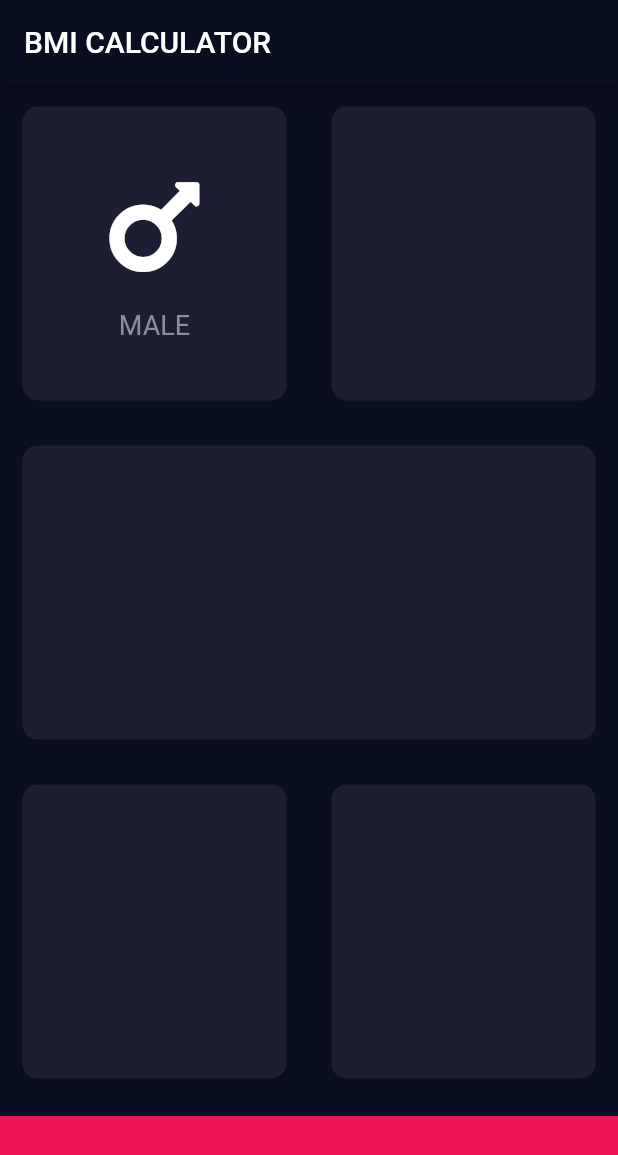
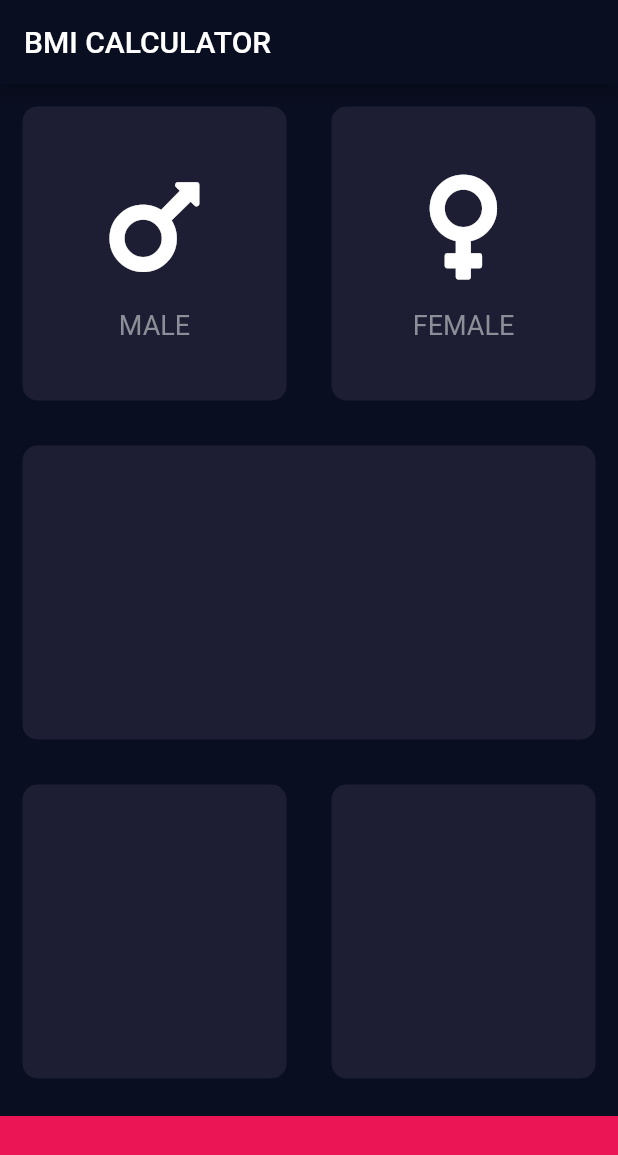
Before and after one commit to kuppylee/BMI-Calculator, a Flutter app: the screen it shows after launch, on a phone screen of 412 x 824 dp. Shown: the top 1155 px of the screen. Run offline on Flutter 3.47's test engine with Material 2 defaults, Android fonts, the phone set to English and light mode, and no system bars; our stand-ins replace font_awesome_flutter; missing offline and left inert: dart:ffi.

Commit message:
Seperated the reusable widgets in to their own seperate dart file

```diff
--- /dev/null
+++ b/bmi-calculator-flutter-master/lib/icon_content.dart
@@ -0,0 +1,33 @@
+
+import 'package:flutter/material.dart';
+
+class IconContent extends StatelessWidget {
+  final IconData icon;
+  final String label;
+  static const labelTextStyle = TextStyle(
+  fontSize: 18.0,
+  color: Color(0xFF8D8E98),
+  );
+  IconContent({ @required this.icon, @required this.label
+  });
+
+  @override
+  Widget build(BuildContext context) {
+    return Column(
+      mainAxisAlignment: MainAxisAlignment.center,
+      children: [
+        Icon(icon,
+          size: 80.0,
+        ),
+        SizedBox(
+          height: 15.0,
+        ),
+        Text(label,
+          style: labelTextStyle,
+
+        ),
+
+      ],
+    );
+  }
+}
--- a/bmi-calculator-flutter-master/lib/input_page.dart
+++ b/bmi-calculator-flutter-master/lib/input_page.dart
@@ -2,6 +2,8 @@ import 'dart:ffi';
 
 import 'package:flutter/material.dart';
 import 'package:font_awesome_flutter/font_awesome_flutter.dart';
+import 'icon_content.dart';
+import 'reusable_card.dart';
 
 const double bottomContainerHeight = 80.0;
 const Color reusableCardColor = Color(0XFF1D1E33);
@@ -26,28 +28,13 @@ class _InputPageState extends State<InputPage> {
             children: [
               Expanded(
                 child: ReusableCard(colour: reusableCardColor,
-                  cardChild: Column(
-                    mainAxisAlignment: MainAxisAlignment.center,
-                    children: [
-                      Icon(FontAwesomeIcons.mars,
-                        size: 80.0,
-                      ),
-                      SizedBox(
-                        height: 15.0,
-                      ),
-                      Text('MALE',
-                        style: TextStyle(
-                          fontSize: 18.0,
-                          color: Color(0xFF8D8E98),
-                        )
-                      ),
-
-                    ],
-                  ),
+                  cardChild: IconContent(icon: FontAwesomeIcons.mars,label: 'MALE',),
                 ),
               ),
               Expanded(
-                  child: ReusableCard(colour: reusableCardColor,),
+                  child: ReusableCard(colour: reusableCardColor,
+                    cardChild: IconContent(icon: FontAwesomeIcons.venus, label: 'FEMALE',),
+                  ),
               ),
             ],
           ),
@@ -88,22 +75,3 @@ class _InputPageState extends State<InputPage> {
 //     );
 //   }
 }
-
-class ReusableCard extends StatelessWidget {
-     final Color colour;
-     final Widget cardChild;
-    ReusableCard({ @required this.colour, this.cardChild
-    });
-    @override
-
-  Widget build(BuildContext context) {
-    return Container(
-      child: cardChild,
-    margin: EdgeInsets.all(15.0),
-    decoration: BoxDecoration(
-        color: colour,
-        borderRadius: BorderRadius.circular(10.0)
-    ),
-              );
-  }
-}
--- /dev/null
+++ b/bmi-calculator-flutter-master/lib/reusable_card.dart
@@ -0,0 +1,20 @@
+import 'package:flutter/material.dart';
+
+class ReusableCard extends StatelessWidget {
+  final Color colour;
+  final Widget cardChild;
+  ReusableCard({ @required this.colour, this.cardChild
+  });
+  @override
+
+  Widget build(BuildContext context) {
+    return Container(
+      child: cardChild,
+      margin: EdgeInsets.all(15.0),
+      decoration: BoxDecoration(
+          color: colour,
+          borderRadius: BorderRadius.circular(10.0)
+      ),
+    );
+  }
+}
```
